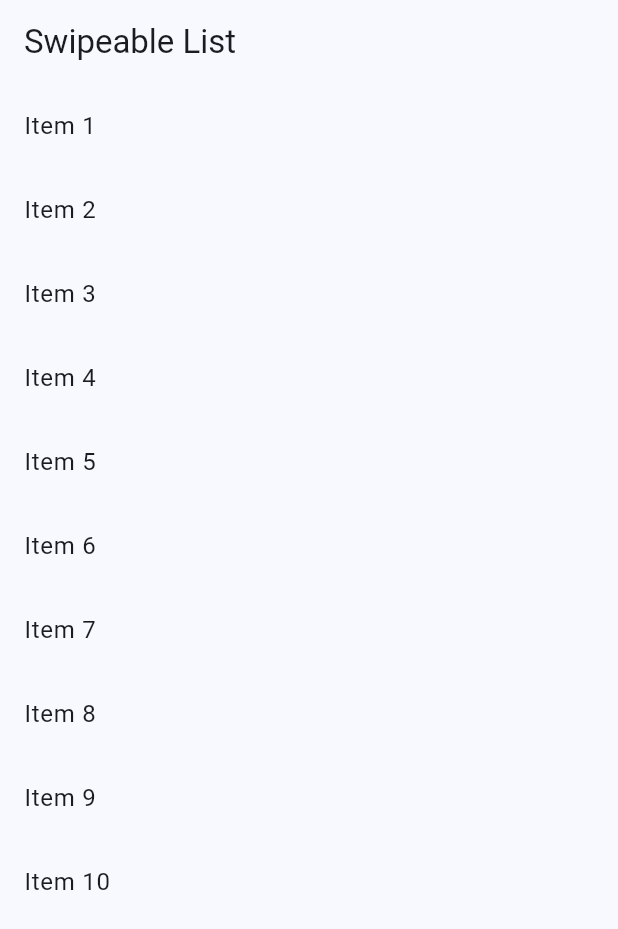
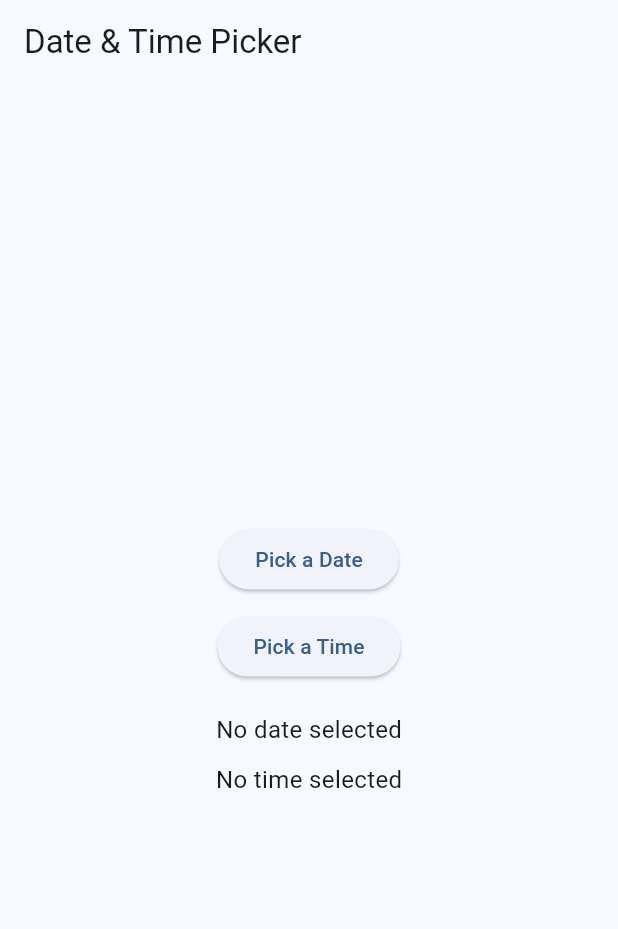
Before and after one commit to shaf1501/track_shaf, a Flutter app: the screen it shows after launch, on a phone screen of 412 x 824 dp. Shown: the top 929 px of the screen. Run offline on Flutter 3.47's test engine with Material 3 defaults, Android fonts, the light colour scheme and no system bars.

Commit message:
problem15

```diff
--- a/lib/main.dart
+++ b/lib/main.dart
@@ -1,81 +1,100 @@
 import 'package:flutter/material.dart';
 
 void main() {
-  runApp(const SwipeableListApp());
+  runApp(const DateTimePickerApp());
 }
 
-class SwipeableListApp extends StatelessWidget {
-  const SwipeableListApp({super.key});
+class DateTimePickerApp extends StatelessWidget {
+  const DateTimePickerApp({super.key});
 
   @override
   Widget build(BuildContext context) {
     return MaterialApp(
-      title: 'Swipeable List App',
+      title: 'Date & Time Picker',
       theme: ThemeData(
         useMaterial3: true,
         colorScheme: ColorScheme.fromSeed(seedColor: Colors.blue),
       ),
-      home: const SwipeableListScreen(),
+      home: const DateTimePickerScreen(),
     );
   }
 }
 
-class SwipeableListScreen extends StatefulWidget {
-  const SwipeableListScreen({super.key});
+class DateTimePickerScreen extends StatefulWidget {
+  const DateTimePickerScreen({super.key});
 
   @override
-  State<SwipeableListScreen> createState() => _SwipeableListScreenState();
+  State<DateTimePickerScreen> createState() => _DateTimePickerScreenState();
 }
 
-class _SwipeableListScreenState extends State<SwipeableListScreen> {
-  final List<String> items = List.generate(10, (index) => 'Item ${index + 1}');
+class _DateTimePickerScreenState extends State<DateTimePickerScreen> {
+  DateTime? _selectedDate;
+  TimeOfDay? _selectedTime;
 
-  void _deleteItem(int index) {
-    setState(() {
-      items.removeAt(index);
-    });
+  void _pickDate() async {
+    DateTime? pickedDate = await showDatePicker(
+      context: context,
+      initialDate: DateTime.now(),
+      firstDate: DateTime(2000),
+      lastDate: DateTime(2100),
+    );
+
+    if (pickedDate != null) {
+      setState(() {
+        _selectedDate = pickedDate;
+      });
+    }
   }
 
-  void _editItem(int index) {
-    // Handle edit action
-    ScaffoldMessenger.of(context).showSnackBar(
-      SnackBar(content: Text('Edit action for ${items[index]}')),
+  void _pickTime() async {
+    TimeOfDay? pickedTime = await showTimePicker(
+      context: context,
+      initialTime: TimeOfDay.now(),
     );
+
+    if (pickedTime != null) {
+      setState(() {
+        _selectedTime = pickedTime;
+      });
+    }
   }
 
   @override
   Widget build(BuildContext context) {
     return Scaffold(
-      appBar: AppBar(title: const Text('Swipeable List')),
-      body: ListView.builder(
-        itemCount: items.length,
-        itemBuilder: (context, index) {
-          return Dismissible(
-            key: Key(items[index]),
-            background: Container(
-              color: Colors.green,
-              alignment: Alignment.centerLeft,
-              padding: const EdgeInsets.only(left: 20),
-              child: const Icon(Icons.edit, color: Colors.white),
-            ),
-            secondaryBackground: Container(
-              color: Colors.red,
-              alignment: Alignment.centerRight,
-              padding: const EdgeInsets.only(right: 20),
-              child: const Icon(Icons.delete, color: Colors.white),
-            ),
-            onDismissed: (direction) {
-              if (direction == DismissDirection.startToEnd) {
-                _editItem(index);
-              } else if (direction == DismissDirection.endToStart) {
-                _deleteItem(index);
-              }
-            },
-            child: ListTile(
-              title: Text(items[index]),
-            ),
-          );
-        },
+      appBar: AppBar(title: const Text('Date & Time Picker')),
+      body: Center(
+        child: Padding(
+          padding: const EdgeInsets.all(16.0),
+          child: Column(
+            mainAxisSize: MainAxisSize.min,
+            children: [
+              ElevatedButton(
+                onPressed: _pickDate,
+                child: const Text('Pick a Date'),
+              ),
+              const SizedBox(height: 10),
+              ElevatedButton(
+                onPressed: _pickTime,
+                child: const Text('Pick a Time'),
+              ),
+              const SizedBox(height: 20),
+              Text(
+                _selectedDate != null
+                    ? 'Selected Date: ${_selectedDate!.toLocal()}'.split(' ')[0]
+                    : 'No date selected',
+                style: const TextStyle(fontSize: 16),
+              ),
+              const SizedBox(height: 10),
+              Text(
+                _selectedTime != null
+                    ? 'Selected Time: ${_selectedTime!.format(context)}'
+                    : 'No time selected',
+                style: const TextStyle(fontSize: 16),
+              ),
+            ],
+          ),
+        ),
       ),
     );
   }
```
